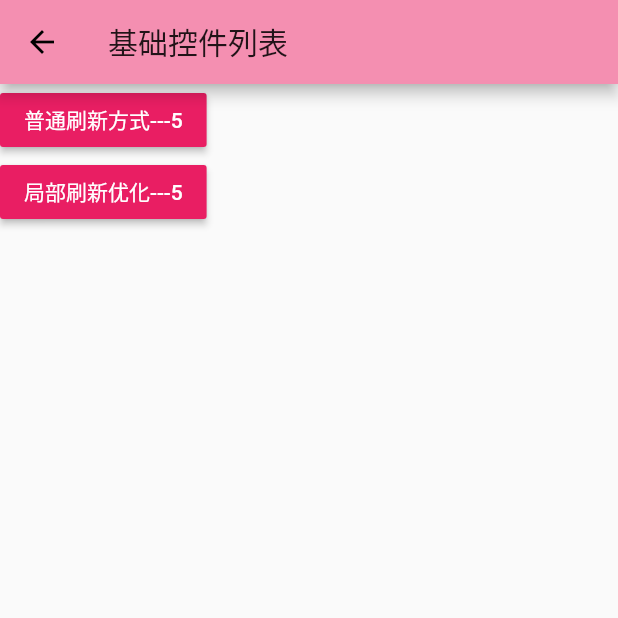
After one commit to 1136346879/flutter_shop, a Flutter app: the commonWidgetPage screen opened directly, on a phone screen of 412 x 824 dp, the top half of it. The commit adds this screen. Run offline on Flutter 3.47's test engine with Material 2 defaults, Android fonts, the phone set to English and light mode, and no system bars; our stand-ins replace dio, flutter_screenutil, flutter_swiper, fluttertoast, open_file; network calls fail.

Commit message:
路由跳转新页面，页面局部刷新优化问题

```diff
--- a/lib/pages/MyHomePage.dart
+++ b/lib/pages/MyHomePage.dart
@@ -19,7 +19,7 @@ class MyHomePage extends StatelessWidget {
       child: new IconButton(
         icon: new Icon(Icons.more_horiz, color: Colors.black),
         onPressed: () {
-          // 使用路由跳转方式
+          // 使用路由跳转方式  事件给的是路由跳转，然后PopRoute是我们自定义的路由，它必须要继承PopupRoute类：
           Navigator.push(
             context,
             new PopRoute(
@@ -38,7 +38,9 @@ class MyHomePage extends StatelessWidget {
   Widget build(BuildContext context) {
     return new Scaffold(
       appBar: new AppBar(title: new Text('Flutter高级进阶')),
-      body: new ListView.builder(itemBuilder: button),
+      body: new ListView.builder(
+         itemCount: 5,//首先我们使用ListView.builder来创建很多靠右的按钮，不写itemCount就是无限循环的， 然后这些按钮就是我们的点击事件按钮，负责弹出对话框的；
+          itemBuilder: button),
     );
   }
 }
@@ -71,7 +73,8 @@ class PopRoute extends PopupRoute {
   @override
   Duration get transitionDuration => _duration;
 }
-
+//然后push出来的内容就是Popup类，Popup类接收一个上下文context，用来获取点击的控件的位置， OnItem就是我们的自定义类型声明回调，
+// 传了个String类型的值回去给上级接收，这个String类型的值就是赞或评论：
 // 类型声明回调
 typedef OnItem = Function(String value);
 
--- /dev/null
+++ b/lib/pages/common_widget_page.dart
@@ -0,0 +1,46 @@
+import 'package:flutter/material.dart';
+import 'package:flutter_hexun/pages/GlobKeyTestRoute.dart';
+import '../pages/TestRoute.dart';
+
+class commonWidgetPage extends StatelessWidget {
+  // 接收的num参数
+  final int num;
+  commonWidgetPage({this.num = 1});
+  @override
+  Widget build(BuildContext context) {
+    return Container(
+      child: Scaffold(
+        appBar: AppBar(title: Text("基础控件列表"),),
+        body: SingleChildScrollView(
+          child:  Column(
+            children: <Widget>[
+               RaisedButton(
+                 color: Colors.pink,
+                onPressed: ()=> jumpToPush(context,TestRoute()), //点击
+                child: Text("普通刷新方式---$num",style:TextStyle(color: Colors.white),),
+              ),
+              RaisedButton(
+                color: Colors.pink,
+                onPressed: ()=> jumpToPush(context,GlobKeyTestRoute()), //点击
+                child: Text("局部刷新优化---$num",style:TextStyle(color: Colors.white),),
+              )
+            ],
+          ),
+        ),
+      ),
+    );
+}
+
+  jumpToPush(BuildContext context, Widget testRoute) {
+        /*
+   * 路由跳转方法
+   * */
+    //导航到新路由
+    Navigator.push(
+      context,
+      MaterialPageRoute(
+        // num传给下一级
+          builder: (context) => testRoute),  //普通刷新方式
+    );
+  }
+}
```
Also changed, not shown: lib/pages/GlobKeyTestRoute.dart (added, +65 -0 lines), lib/pages/TestRoute.dart (added, +28 -0 lines), lib/pages/home_page.dart (+28 -13 lines).
